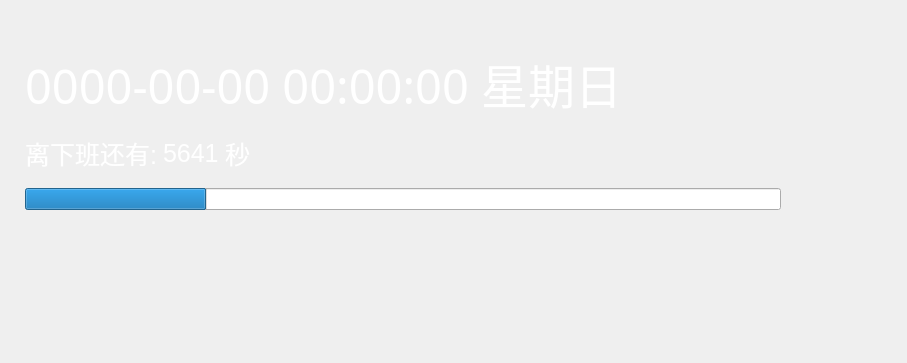
NightsSky/elapse, file timewidget.ui: the form before one commit.
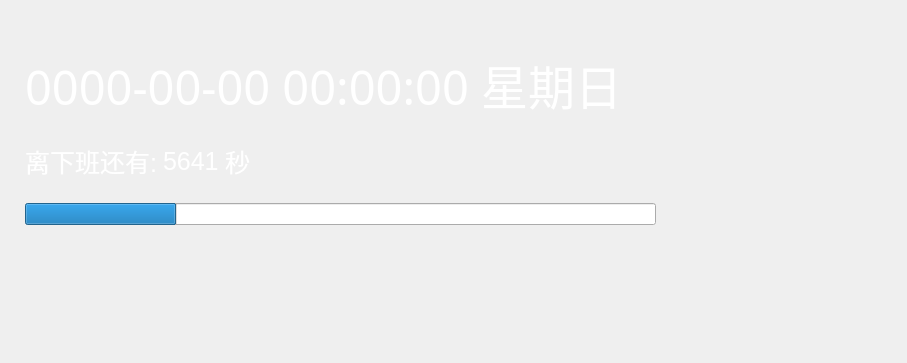
The form after the commit.

```diff
--- a/timewidget.ui
+++ b/timewidget.ui
@@ -23,13 +23,13 @@
     </rect>
    </property>
   </widget>
-  <widget class="QWidget" name="">
+  <widget class="QWidget" name="layoutWidget">
    <property name="geometry">
     <rect>
      <x>25</x>
      <y>49</y>
-     <width>756</width>
-     <height>161</height>
+     <width>631</width>
+     <height>176</height>
     </rect>
    </property>
    <layout class="QVBoxLayout" name="verticalLayout">
```
